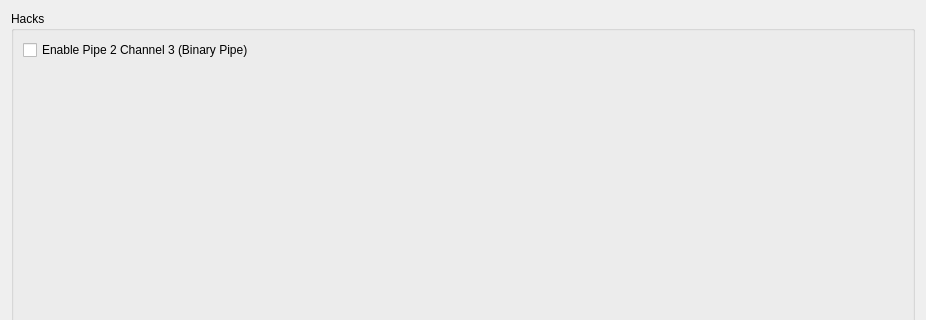
Before: the Qt Designer form src/citra_qt/configuration/configure_hacks.ui in grimtnt/citra, drawn with Qt 5; both pictures show x 0 to 926 and y 0 to 320 of the 926 by 561 pixel window.
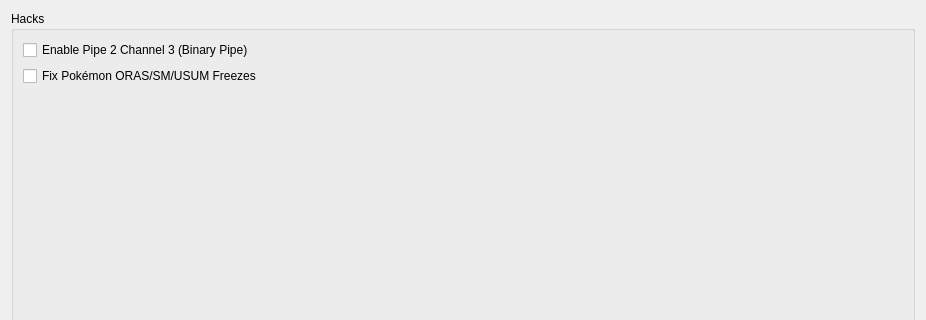
After: the same form once the commit is applied.

Commit message: [skip ci]

```diff
--- a/src/citra_qt/configuration/configure_hacks.ui
+++ b/src/citra_qt/configuration/configure_hacks.ui
@@ -29,6 +29,13 @@
           </property>
          </widget>
         </item>
+        <item>
+         <widget class="QCheckBox" name="toggle_pkfix">
+          <property name="text">
+           <string>Fix Pokémon ORAS/SM/USUM Freezes</string>
+          </property>
+         </widget>
+        </item>
         <item>
          <spacer name="verticalSpacer">
           <property name="orientation">
```
